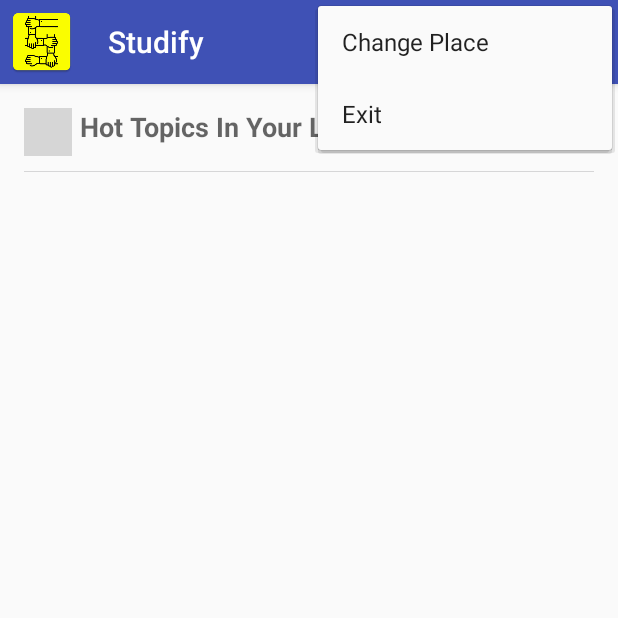
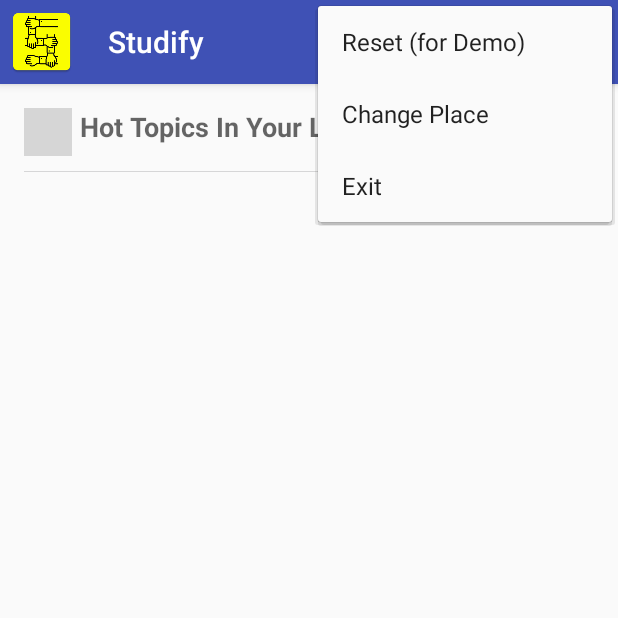
Before and after one commit to Bil496/StudifyAndroidClient, an Android app: the MainActivity screen opened directly, with no data from a screen before it, with the options menu open, on a phone screen of 412 x 824 dp, the top half of it. Run offline under Robolectric (Android 15) with nearby library versions, the phone set to English and light mode, and no system bars; our stand-ins replace ButterKnife; libraries missing offline, so code that uses them is left out: com.app.infideap, com.github.johnkil.print, com.ontbee.legacyforks; plain views replace ATextView, PrintView; Roboto replaces fonts that are not available here; 1 statement that could not run was skipped; grey boxes are pictures that could not be loaded.

Commit message:
Reseting sharedpref for demo purose has added

```diff
--- a/app/src/main/java/com/bil496/studifyapp/MainActivity.java
+++ b/app/src/main/java/com/bil496/studifyapp/MainActivity.java
@@ -113,6 +113,10 @@ public class MainActivity extends AppCompatActivity {
                 startActivity(intent1);
                 finish();
                 return true;
+            case R.id.action_reset:
+                SharedPref.clear();
+                startActivity(new Intent(this, IntroActivity.class));
+                return true;
             default:
                 return super.onOptionsItemSelected(item);
         }
--- a/app/src/main/java/com/bil496/studifyapp/util/SharedPref.java
+++ b/app/src/main/java/com/bil496/studifyapp/util/SharedPref.java
@@ -57,4 +57,8 @@ public class SharedPref {
         SharedPreferences.Editor prefsEditor = mSharedPref.edit();
         prefsEditor.putInt(key, value).commit();
     }
+
+    public static void clear(){
+        mSharedPref.edit().clear().commit();
+    }
 }
--- a/app/src/main/res/menu/main_menu.xml
+++ b/app/src/main/res/menu/main_menu.xml
@@ -12,6 +12,11 @@
         appname:showAsAction="always|collapseActionView"
         app:showAsAction="always|collapseActionView" />
     <item
+        android:id="@+id/action_reset"
+        android:orderInCategory="100"
+        android:title="Reset (for Demo)"
+        app:showAsAction="never" />
+    <item
         android:id="@+id/action_change_place"
         android:orderInCategory="100"
         android:title="Change Place"
```
